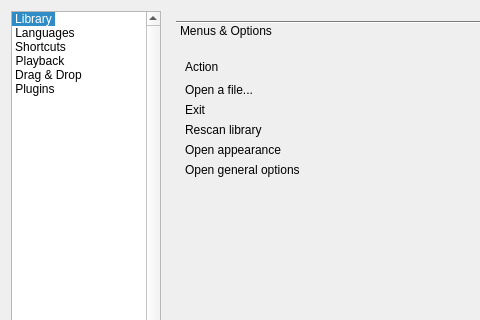
Before: the Qt Designer form code/MiamPlayer/customizeoptionsdialog.ui in MBach/Miam-Player, drawn with Qt 5; both pictures show x 0 to 480 and y 0 to 320 of the 749 by 642 pixel window.
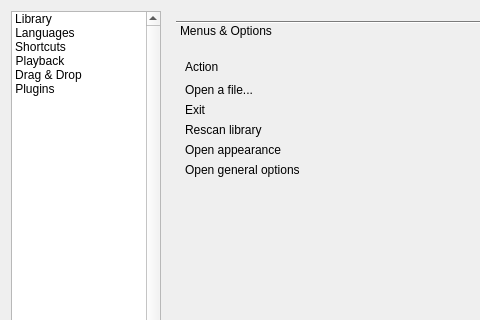
After: the same form once the commit is applied. The open tabs and pages were chosen to show the change. Icons and pictures are not drawn. Custom widgets are drawn as their Qt base class.

```diff
--- a/code/MiamPlayer/customizeoptionsdialog.ui
+++ b/code/MiamPlayer/customizeoptionsdialog.ui
@@ -68,7 +68,7 @@
       <enum>QListView::IconMode</enum>
      </property>
      <property name="currentRow">
-      <number>0</number>
+      <number>-1</number>
      </property>
      <item>
       <property name="text">
```
Left out of the diff: 46 changed lines with no effect on the pictures.
